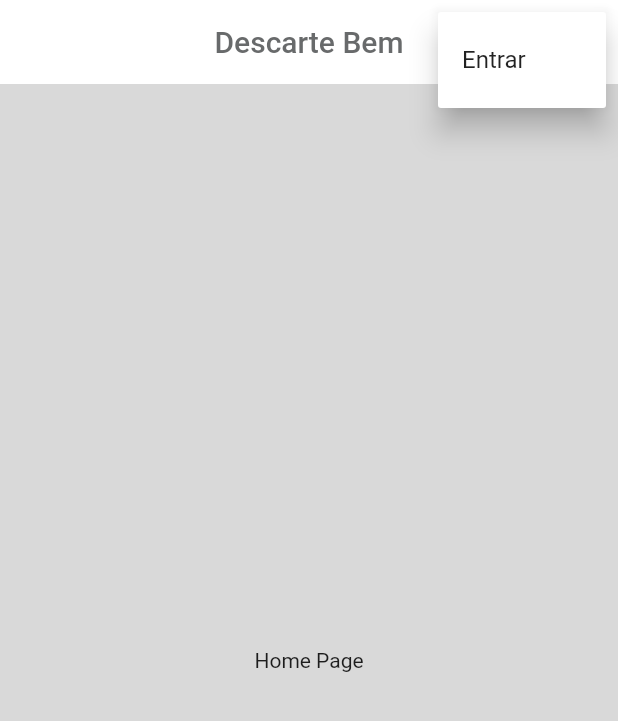
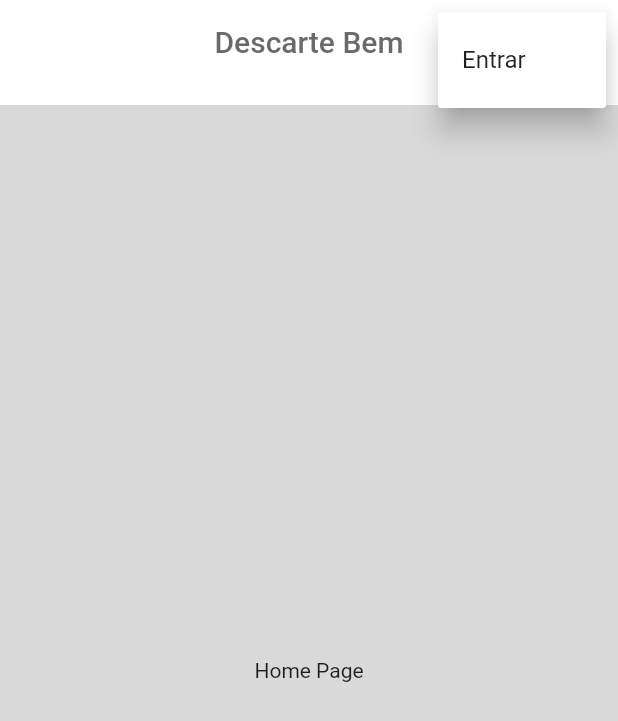
Before and after one commit to Descarte-Bem/descarte-bem, a Flutter app: the screen it shows after launch, after a tap on the "person" icon, on a phone screen of 412 x 824 dp. Shown: the top 721 px of the screen. Run offline on Flutter 3.47's test engine with Material 2 defaults, Android fonts, the light colour scheme and no system bars; our stand-ins replace firebase_auth, firebase_core, get, google_sign_in; accounts and stored records are empty.

Commit message:
Feat: padronizando appBar

```diff
--- a/lib/ui/views/home_page.dart
+++ b/lib/ui/views/home_page.dart
@@ -1,5 +1,6 @@
 import 'package:decarte_bem/controllers/home_controller.dart';
 import 'package:decarte_bem/controllers/login_controller.dart';
+import 'package:decarte_bem/ui/widgets/custom_app_bar.dart';
 import 'package:flutter/material.dart';
 import 'package:get/get.dart';
 
@@ -16,13 +17,7 @@ class HomePage extends StatelessWidget {
       builder: (loginController) {
         return Scaffold(
             backgroundColor: Color(0xFFD9D9D9),
-          appBar: AppBar(
-            title: const Text('Descarte Bem',
-            style: TextStyle(color: Color.fromARGB(230,88,90,91))),
-            centerTitle: true,
-            backgroundColor: Colors.white,
-            elevation: 0,
-            actions: [
+          appBar: CustomAppBar(actionsparam: [
             GetBuilder<LoginController>(
                 init: Get.put(LoginController()),
                 builder: (loginController) {
@@ -30,7 +25,7 @@ class HomePage extends StatelessWidget {
                       onSelected: (MenuItem item) {
                         loginController.signInWithGoogle();
                       },
-                    itemBuilder: (BuildContext context) => <PopupMenuEntry<MenuItem>>[
+                      itemBuilder: (BuildContext  context) => <PopupMenuEntry<MenuItem>>[
                         PopupMenuItem<MenuItem>(
                           value: MenuItem.itemOne,
                           child: loginController.auth.currentUser != null
@@ -64,11 +59,11 @@ class HomePage extends StatelessWidget {
                   );
                 }
             ),
-            ],
-          ),
+          ], titleparam: const Text('Descarte Bem',
+              style: TextStyle(color: Color.fromARGB(230,88,90,91)))),
           body: const Center(
             child: Text("Home Page"),
-          )
+          ),
         );
       }
     );
--- /dev/null
+++ b/lib/ui/widgets/custom_app_bar.dart
@@ -0,0 +1,41 @@
+import 'package:flutter/cupertino.dart';
+import 'package:flutter/material.dart';
+import 'package:get/get.dart';
+import 'package:get/get_core/src/get_main.dart';
+import 'package:get/get_state_manager/src/simple/get_state.dart';
+
+import '../../controllers/login_controller.dart';
+import '../views/home_page.dart';
+
+
+
+class CustomAppBar extends StatelessWidget implements PreferredSizeWidget{
+  final Widget? leading;
+  final List<Widget> actionsparam;
+  final Widget titleparam;
+  const CustomAppBar({super.key,
+    required this.actionsparam,
+    this.leading,
+    required this.titleparam
+  });
+  @override
+  Widget build(BuildContext context) {
+
+
+    return AppBar(
+      title: titleparam,
+      centerTitle: true,
+      backgroundColor: Colors.white,
+      elevation: 0,
+      actions: actionsparam,
+    );
+    throw UnimplementedError();
+  }
+
+  @override
+  // TODO: implement preferredSize
+  Size get preferredSize => const Size.fromHeight(70.0);
+
+
+
+}
```
Lines whose indentation alone changed are shown as unchanged.
